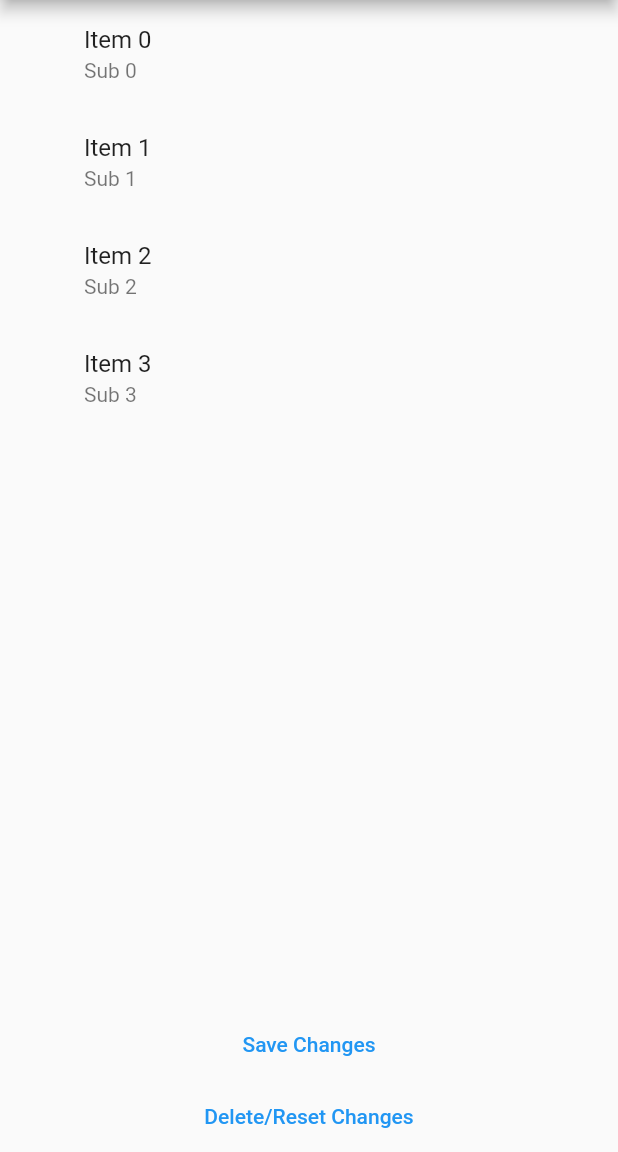
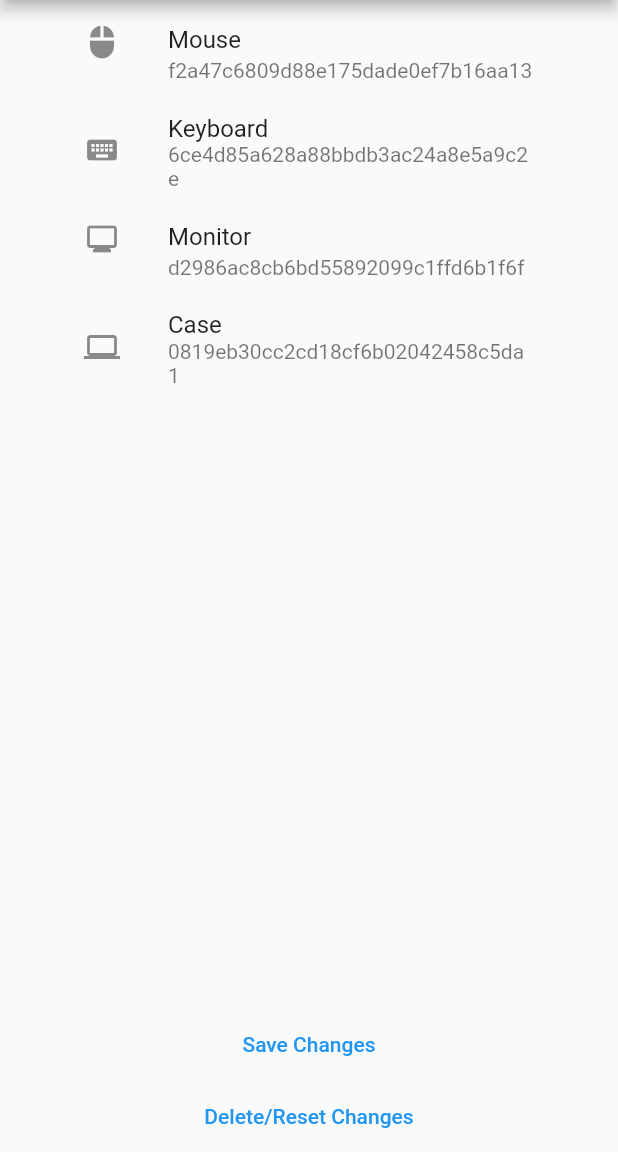
Before and after one commit to rsistema/flutter-reorderable-json-example, a Flutter app: the screen it shows after launch, after a tap on "Delete/Reset Changes", on a phone screen of 412 x 824 dp, the part 84-1236 px from its top. Run offline on Flutter 3.47's test engine with Material 2 defaults, Android fonts, the light colour scheme and no system bars; our stand-ins replace shared_preferences.

Commit message:
applied best practices on names and variables

```diff
--- a/analysis_options.yaml
+++ b/analysis_options.yaml
@@ -22,7 +22,7 @@ linter:
   # `// ignore_for_file: name_of_lint` syntax on the line or in the file
   # producing the lint.
   rules:
-    # avoid_print: false  # Uncomment to disable the `avoid_print` rule
+    avoid_print: false  # Uncomment to disable the `avoid_print` rule
     # prefer_single_quotes: true  # Uncomment to enable the `prefer_single_quotes` rule
 
 # Additional information about this file can be found at
--- a/lib/person.dart
+++ b/lib/custom_object.dart
@@ -1,14 +1,16 @@
-class Person {
+class CustomObject {
   int? index;
   String? name;
   String? value;
+  String? icon;
 
-  Person({this.index, this.name, this.value});
+  CustomObject({this.index, this.name, this.value, this.icon});
 
-  Person.fromJson(Map<String, dynamic> json) {
+  CustomObject.fromJson(Map<String, dynamic> json) {
     index = json['index'];
     name = json['name'];
     value = json['value'];
+    icon = json['icon'];
   }
 
   Map<String, dynamic> toJson() {
@@ -16,6 +18,7 @@ class Person {
     data['index'] = this.index;
     data['name'] = this.name;
     data['value'] = this.value;
+    data['icon'] = this.icon;
     return data;
   }
 }
--- a/lib/main.dart
+++ b/lib/main.dart
@@ -3,7 +3,7 @@ import 'dart:convert';
 import 'package:flutter/material.dart';
 import 'package:flutter/services.dart';
 import 'package:shared_preferences/shared_preferences.dart';
-import 'person.dart';
+import 'custom_object.dart';
 
 void main() {
   runApp(const MyApp());
@@ -33,7 +33,7 @@ class MyHomePage extends StatefulWidget {
 }
 
 class _MyHomePageState extends State<MyHomePage> {
-  List<Person> _person = [];
+  List<CustomObject> _customObject = [];
 
   @override
   void initState() {
@@ -45,40 +45,39 @@ class _MyHomePageState extends State<MyHomePage> {
 
   loadUserConfiguration() async {
     final prefs = await SharedPreferences.getInstance();
-    final String? person = prefs.getString('persons');
+    final String? peripherals = prefs.getString('peripherals');
     List<dynamic> items = [];
 
-    if (person != null) {
-      items =  json.decode(person!);
+    if (peripherals != null) {
+      items =  json.decode(peripherals);
     } else {
-      String data = await rootBundle.loadString('lib/persons.json');
+      String data = await rootBundle.loadString('lib/peripherals.json');
       items = json.decode(data)["data"];
     }
 
-    items.forEach((element) {
+    for (var element in items) {
       setState(() {
-        _person.add(Person.fromJson(element));
+        _customObject.add(CustomObject.fromJson(element));
       });
-    });
+    }
   }
 
   Future<void> _saveChanges() async {
     try {
       final prefs = await SharedPreferences.getInstance();
-      await prefs.setString("persons", json.encode(_person));
+      await prefs.setString("peripherals", json.encode(_customObject));
     } catch (e) {
       print(e.toString());
     }
-
   }
 
   Future<void> _deleteChanges() async {
     try {
       final prefs = await SharedPreferences.getInstance();
-      await prefs.remove('persons');
+      await prefs.remove('peripherals');
 
       setState(() {
-        _person = [];
+        _customObject = [];
       });
 
       await loadUserConfiguration();
@@ -99,12 +98,19 @@ class _MyHomePageState extends State<MyHomePage> {
               child: ReorderableListView(
                 padding: const EdgeInsets.symmetric(horizontal: 40),
                 children: <Widget>[
-                  for (int index = 0; index < _person.length; index += 1)
+                  for (int index = 0; index < _customObject.length; index += 1)
                     ListTile(
                       key: Key('$index'),
+                      leading: Icon(
+                          IconData(
+                              int.parse(_customObject[index].icon!
+                              ),
+                              fontFamily: 'MaterialIcons')
+                      ),
                       //tileColor: per[index].isOdd ? oddItemColor : evenItemColor,
-                      title: Text('Item ${_person[index].name}'),
-                      subtitle: Text('Sub ${_person[index].value}'),
+                      title: Text(_customObject[index].name!),
+                      subtitle: Text(_customObject[index].value!),
+
                     ),
                 ],
                 onReorder: (int oldIndex, int newIndex) {
@@ -112,11 +118,9 @@ class _MyHomePageState extends State<MyHomePage> {
                     if (oldIndex < newIndex) {
                       newIndex -= 1;
                     }
-                    final ppp = _person[oldIndex];
-                    final a = _person[oldIndex].name;
-                    final b = _person[oldIndex].value;
-                    final item = _person.removeAt(oldIndex);
-                    _person.insert(newIndex, ppp);
+                    final temp = _customObject[oldIndex];
+                    _customObject.removeAt(oldIndex);
+                    _customObject.insert(newIndex, temp);
                   });
                 },
               )
@@ -125,13 +129,13 @@ class _MyHomePageState extends State<MyHomePage> {
               onPressed: () async {
                 await _saveChanges();
               },
-              child: Text("Save Changes")
+              child: const Text("Save Changes")
           ),
           TextButton(
               onPressed: () async {
                 await _deleteChanges();
               },
-              child: Text("Delete/Reset Changes")
+              child: const Text("Delete/Reset Changes")
           )
         ],
       ),
--- /dev/null
+++ b/lib/peripherals.json
@@ -0,0 +1,28 @@
+{
+  "data": [
+    {
+      "index": 0,
+      "name": "Mouse",
+      "value": "f2a47c6809d88e175dade0ef7b16aa13",
+      "icon": "0xe40b"
+    },
+    {
+      "index": 1,
+      "name": "Keyboard",
+      "value": "6ce4d85a628a88bbdb3ac24a8e5a9c2e",
+      "icon": "0xe351"
+    },
+    {
+      "index": 2,
+      "name": "Monitor",
+      "value": "d2986ac8cb6bd55892099c1ffd6b1f6f",
+      "icon": "0xe3fb"
+    },
+    {
+      "index": 3,
+      "name": "Case",
+      "value": "0819eb30cc2cd18cf6b02042458c5da1",
+      "icon": "0xe185"
+    }
+  ]
+}
--- a/pubspec.yaml
+++ b/pubspec.yaml
@@ -61,7 +61,7 @@ flutter:
 
   # To add assets to your application, add an assets section, like this:
   assets:
-     - lib/persons.json
+     - lib/peripherals.json
   #   - images/a_dot_burr.jpeg
   #   - images/a_dot_ham.jpeg
 
```
Also changed, not shown: lib/persons.json (deleted, +0 -24 lines).
